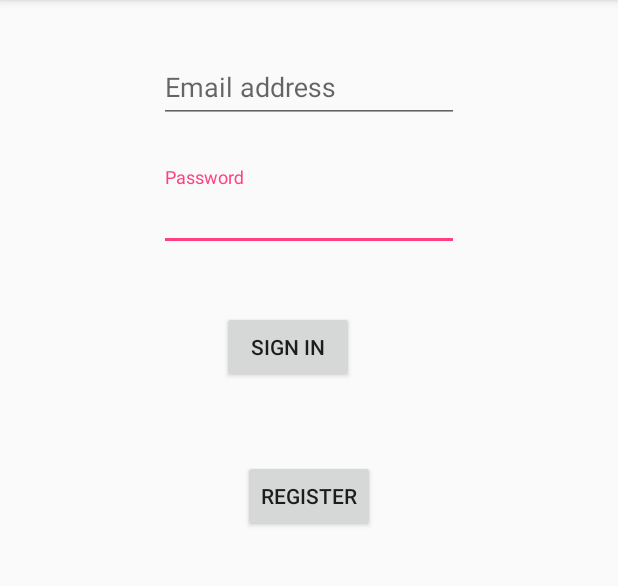
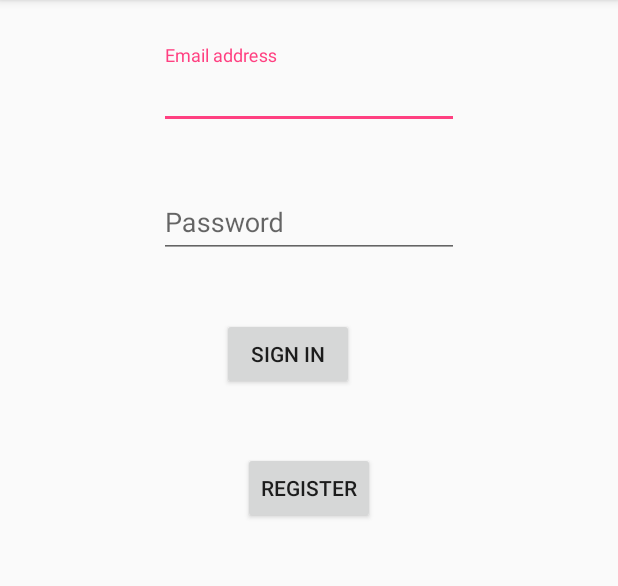
Before and after one commit to madziakaczynska/LoginRegisterDataBinding, an Android app: the screen it shows after launch (LoginActivity), on a phone screen of 412 x 824 dp, the part 84-670 px from its top. Run offline under Robolectric (Android 15) with nearby library versions, the phone set to English and light mode, and no system bars; our stand-ins replace data binding; 3 statements that could not run were skipped.

```diff
--- a/app/build.gradle
+++ b/app/build.gradle
@@ -4,7 +4,7 @@ android {
     compileSdkVersion 25
     buildToolsVersion "25.0.3"
     defaultConfig {
-        applicationId "pro.kaczynska.training.loginregisterdatabindingactivity"
+        applicationId "pro.kaczynska.training.loginregisterdatabinding"
         minSdkVersion 19
         targetSdkVersion 25
         versionCode 1
@@ -29,5 +29,6 @@ dependencies {
     })
     compile 'com.android.support:appcompat-v7:25.3.1'
     compile 'com.android.support.constraint:constraint-layout:1.0.2'
+    compile 'com.android.support:design:25.3.1'
     testCompile 'junit:junit:4.12'
 }
--- a/app/src/main/AndroidManifest.xml
+++ b/app/src/main/AndroidManifest.xml
@@ -1,6 +1,6 @@
 <?xml version="1.0" encoding="utf-8"?>
 <manifest xmlns:android="http://schemas.android.com/apk/res/android"
-    package="pro.kaczynska.training.loginregisterdatabindingactivity">
+    package="pro.kaczynska.training.loginregisterdatabinding">
 
     <application
         android:allowBackup="true"
@@ -15,7 +15,6 @@
                 <category android:name="android.intent.category.LAUNCHER" />
             </intent-filter>
         </activity>
-        <activity android:name=".views.BaseActivity" />
     </application>
 
 </manifest>
--- a/app/src/main/java/pro/kaczynska/training/loginregisterdatabindingactivity/models/User.java
+++ b/app/src/main/java/pro/kaczynska/training/loginregisterdatabinding/models/User.java
@@ -1,7 +1,10 @@
-package pro.kaczynska.training.loginregisterdatabindingactivity.models;
+package pro.kaczynska.training.loginregisterdatabinding.models;
 
+import android.content.res.Resources;
 import android.databinding.BaseObservable;
 import android.databinding.Bindable;
+
+import pro.kaczynska.training.loginregisterdatabinding.R;
 
 /**
  * Created by Pavone on 04.06.2017.
@@ -10,6 +13,11 @@ import android.databinding.Bindable;
 public class User extends BaseObservable {
     private String email;
     private String password;
+
+    public User(Resources resources) {
+        email = resources.getString(R.string.email_value);
+        password = resources.getString(R.string.password_value);
+    }
 
     @Bindable
     public String getEmail() {
@@ -20,14 +28,4 @@ public class User extends BaseObservable {
     public String getPassword() {
         return password;
     }
-
-    @Bindable
-    public void setEmail(String email) {
-        this.email = email;
-    }
-
-    @Bindable
-    public void setPassword(String password) {
-        this.password = password;
-    }
 }
--- /dev/null
+++ b/app/src/main/java/pro/kaczynska/training/loginregisterdatabinding/viewModels/LoginViewModel.java
@@ -0,0 +1,127 @@
+package pro.kaczynska.training.loginregisterdatabinding.viewModels;
+
+import android.content.Context;
+import android.databinding.BaseObservable;
+import android.databinding.Bindable;
+import android.databinding.BindingAdapter;
+import android.support.annotation.NonNull;
+import android.support.design.widget.TextInputLayout;
+import android.text.TextUtils;
+import android.text.TextWatcher;
+import android.util.Patterns;
+
+import java.util.regex.Pattern;
+
+
+import pro.kaczynska.training.loginregisterdatabinding.BR;
+import pro.kaczynska.training.loginregisterdatabinding.R;
+import pro.kaczynska.training.loginregisterdatabinding.adapters.SimpleTextWatcher;
+import pro.kaczynska.training.loginregisterdatabinding.models.User;
+
+public class LoginViewModel extends BaseObservable {
+    private String email;
+    private String password;
+    private Context context;
+    private String errorEmailMessage;
+    private boolean errorEmailEnabled;
+    private static final String EMPTY_STRING = "";
+    private User user;
+
+
+    public LoginViewModel(Context context) {
+        this.context = context;
+        user = new User(context.getResources());
+    }
+
+    @Bindable
+    public TextWatcher getOnUsernameChanged() {
+        return new SimpleTextWatcher() {
+            @Override
+            public void onTextChanged(@NonNull String newValue) {
+                String emailString = newValue.trim();
+                boolean isEmailValid = isEmailValid(emailString);
+
+                setErrorEmailMessage(EMPTY_STRING);
+                setErrorEmailEnabled(false);
+                if (!isEmailValid) {
+                    setErrorEmailMessage(context.getResources().getString(R.string.error_message));
+                    setErrorEmailEnabled(true);
+                    return;
+                }
+                boolean accountExists = accountExists(emailString);
+                boolean isChanged = (user.getEmail() != null) && !(emailString.equals(user.getEmail()));
+                if (!accountExists && isChanged) {
+                    setEmail(emailString);
+                }
+            }
+        };
+    }
+
+    @Bindable
+    public String getEmail() {
+        return email;
+    }
+
+    @Bindable
+    public String getPassword() {
+        return password;
+    }
+
+    public void setEmail(String email) {
+        this.email = email;
+        notifyPropertyChanged(BR.email);
+
+    }
+
+    public void setPassword(String password) {
+        this.password = password;
+        notifyPropertyChanged(BR.password);
+    }
+
+    @Bindable
+    public String getErrorEmailMessage() {
+        return errorEmailMessage;
+    }
+
+    @Bindable
+    public void setErrorEmailMessage(String errorMessage) {
+        errorEmailMessage = errorMessage;
+        notifyPropertyChanged(BR.errorEmailMessage);
+    }
+    @Bindable
+    public boolean getErrorEmailEnabled() {
+        return errorEmailEnabled;
+    }
+    @Bindable
+    public void setErrorEmailEnabled(boolean isEnabled) {
+        errorEmailEnabled = isEnabled;
+    }
+
+    private boolean isNullOrEmpty(String string) {
+        return string == null || string.isEmpty();
+    }
+
+    private boolean isEmailValid(String emailString) {
+        return !isNullOrEmpty(emailString) && Patterns.EMAIL_ADDRESS.matcher(emailString).matches();
+    }
+
+    private boolean accountExists(String emailString) {
+        return user.getEmail().equals(emailString);
+    }
+
+    public boolean isValidPassword(String s) {
+        final String PASSWORD_PATTERN = context.getResources().getString(R.string.password_pattern);
+        Pattern pattern = Pattern.compile(PASSWORD_PATTERN);
+        return !TextUtils.isEmpty(s) && pattern.matcher(s).matches();
+    }
+
+    @BindingAdapter("android:errorEmailEnabled")
+    public static void setErrorEnabled(TextInputLayout layout, boolean isEnabled) {
+        layout.setErrorEnabled(isEnabled);
+    }
+
+    @BindingAdapter("android:errorMessage")
+    public static void setError(TextInputLayout layout, String message) {
+        layout.setError(message);
+    }
+}
--- /dev/null
+++ b/app/src/main/java/pro/kaczynska/training/loginregisterdatabinding/views/LoginActivity.java
@@ -0,0 +1,23 @@
+package pro.kaczynska.training.loginregisterdatabinding.views;
+
+import android.databinding.DataBindingUtil;
+import android.os.Bundle;
+import android.support.v7.app.AppCompatActivity;
+
+import pro.kaczynska.training.loginregisterdatabinding.R;
+import pro.kaczynska.training.loginregisterdatabinding.databinding.ActivityLoginBinding;
+import pro.kaczynska.training.loginregisterdatabinding.viewModels.LoginViewModel;
+
+
+public class LoginActivity extends AppCompatActivity {
+
+    @Override
+    protected void onCreate(Bundle savedInstanceState) {
+        super.onCreate(savedInstanceState);
+
+        ActivityLoginBinding loginBinding = DataBindingUtil.setContentView(this, R.layout.activity_login);
+        LoginViewModel loginViewModel = new LoginViewModel(this);
+        loginBinding.setLoginViewModel(loginViewModel);
+
+    }
+}
--- a/app/src/main/java/pro/kaczynska/training/loginregisterdatabindingactivity/views/LoginActivity.java
+++ /dev/null
@@ -1,19 +0,0 @@
-package pro.kaczynska.training.loginregisterdatabindingactivity.views;
-
-import android.databinding.DataBindingUtil;
-import android.support.v7.app.AppCompatActivity;
-import android.os.Bundle;
-
-import pro.kaczynska.training.loginregisterdatabindingactivity.R;
-import pro.kaczynska.training.loginregisterdatabindingactivity.databinding.ActivityLoginBinding;
-
-
-public class LoginActivity extends AppCompatActivity {
-
-    @Override
-    protected void onCreate(Bundle savedInstanceState) {
-        super.onCreate(savedInstanceState);
-        ActivityLoginBinding binding = DataBindingUtil.setContentView(this, R.layout.activity_login);
-
-    }
-}
--- a/app/src/main/res/layout/activity_login.xml
+++ b/app/src/main/res/layout/activity_login.xml
@@ -1,18 +1,19 @@
 <?xml version="1.0" encoding="utf-8"?>
-<layout xmlns:android="http://schemas.android.com/apk/res/android">
+<layout xmlns:tools="http://schemas.android.com/tools"
+    xmlns:app="http://schemas.android.com/apk/res-auto"
+    xmlns:android="http://schemas.android.com/apk/res/android">
 
     <data>
+        <import type="pro.kaczynska.training.loginregisterdatabinding.viewModels.LoginViewModel" />
         <variable
-            name="user"
-            type="pro.kaczynska.training.loginregisterdatabindingactivity.models.User" />
+            name="loginViewModel"
+            type="pro.kaczynska.training.loginregisterdatabinding.viewModels.LoginViewModel" />
     </data>
 
     <android.support.constraint.ConstraintLayout
-        xmlns:app="http://schemas.android.com/apk/res-auto"
-        xmlns:tools="http://schemas.android.com/tools"
         android:layout_width="match_parent"
         android:layout_height="match_parent"
-        tools:context="pro.kaczynska.training.loginregisterdatabindingactivity.views.LoginActivity"
+        tools:context="pro.kaczynska.training.loginregisterdatabinding.views.LoginActivity"
         tools:layout_editor_absoluteX="0dp"
         tools:layout_editor_absoluteY="81dp">
 
@@ -35,38 +36,15 @@
             android:id="@+id/register_button"
             android:layout_width="wrap_content"
             android:layout_height="wrap_content"
-            android:layout_marginBottom="8dp"
             android:layout_marginEnd="8dp"
+            android:layout_marginStart="8dp"
+            android:text="@string/register_button_text"
+            android:layout_marginTop="41dp"
+            app:layout_constraintTop_toBottomOf="@+id/sign_in_button"
             android:layout_marginLeft="8dp"
+            app:layout_constraintLeft_toLeftOf="parent"
             android:layout_marginRight="8dp"
-            android:layout_marginStart="8dp"
-            android:layout_marginTop="27dp"
-            android:text="@string/register_button_text"
-            app:layout_constraintBottom_toBottomOf="parent"
-            app:layout_constraintLeft_toLeftOf="parent"
-            app:layout_constraintRight_toRightOf="parent"
-            app:layout_constraintTop_toBottomOf="@+id/sign_in_button"
-            app:layout_constraintVertical_bias="0.056" />
-
-        <android.support.design.widget.TextInputLayout
-            android:id="@+id/login_password_layout"
-            android:layout_width="200dp"
-            android:layout_height="wrap_content"
-            android:layout_marginLeft="8dp"
-            android:layout_marginRight="8dp"
-            android:layout_marginTop="29dp"
-            app:layout_constraintLeft_toLeftOf="parent"
-            app:layout_constraintRight_toRightOf="parent"
-            app:layout_constraintTop_toBottomOf="@+id/login_email_layout">
-
-            <EditText
-                android:id="@+id/login_password"
-                android:layout_width="match_parent"
-                android:layout_height="wrap_content"
-                android:hint="@string/password_hint"
-                android:inputType="numberPassword"
-                android:text="@={user.password}" />
-        </android.support.design.widget.TextInputLayout>
+            app:layout_constraintRight_toRightOf="parent" />
 
         <android.support.design.widget.TextInputLayout
             android:id="@+id/login_email_layout"
@@ -74,7 +52,9 @@
             android:layout_height="wrap_content"
             android:layout_marginLeft="8dp"
             android:layout_marginRight="8dp"
-            android:layout_marginTop="26dp"
+            android:layout_marginTop="30dp"
+            android:errorEmailEnabled="@{loginViewModel.errorEmailEnabled}"
+            android:errorMessage="@{loginViewModel.errorEmailMessage}"
             app:layout_constraintLeft_toLeftOf="parent"
             app:layout_constraintRight_toRightOf="parent"
             app:layout_constraintTop_toTopOf="parent">
@@ -85,9 +65,29 @@
                 android:layout_height="wrap_content"
                 android:hint="@string/email_hint"
                 android:inputType="textEmailAddress"
-                android:text="@={user.email}" />
+                android:text="@{loginViewModel.email}"
+                android:addTextChangedListener="@{loginViewModel.onUsernameChanged}" />
         </android.support.design.widget.TextInputLayout>
 
+        <android.support.design.widget.TextInputLayout
+            android:id="@+id/login_password_layout"
+            android:layout_width="200dp"
+            android:layout_height="wrap_content"
+            android:layout_marginLeft="8dp"
+            android:layout_marginRight="8dp"
+            android:layout_marginTop="30dp"
+            app:layout_constraintLeft_toLeftOf="parent"
+            app:layout_constraintRight_toRightOf="parent"
+            app:layout_constraintTop_toBottomOf="@id/login_email_layout">
+
+            <EditText
+                android:id="@+id/login_password"
+                android:layout_width="match_parent"
+                android:layout_height="wrap_content"
+                android:hint="@string/password_hint"
+                android:inputType="numberPassword"
+                android:text="@{loginViewModel.password}" />
+        </android.support.design.widget.TextInputLayout>
 
     </android.support.constraint.ConstraintLayout>
 </layout>
--- /dev/null
+++ b/app/src/main/res/values/dimens.xml
@@ -0,0 +1,3 @@
+<resources>
+    <dimen name="fab_margin">16dp</dimen>
+</resources>
--- a/app/src/main/res/values/strings.xml
+++ b/app/src/main/res/values/strings.xml
@@ -4,4 +4,9 @@
     <string name="password_hint">Password</string>
     <string name="sign_in_button_text">Sign In</string>
     <string name="register_button_text">Register</string>
+    <string name="title_activity_main">MainActivity</string>
+    <string name="email_value">mky@test.pl</string>
+    <string name="password_value">mky</string>
+    <string name="password_pattern">[a-zA-Z0-9\\!\\@\\#\\$]{8,24}</string>
+    <string name="error_message">Invalid email</string>
 </resources>
```
Also changed, not shown: app/src/main/java/pro/kaczynska/training/loginregisterdatabinding/adapters/SimpleTextWatcher.java (added, +22 -0 lines), app/src/main/java/pro/kaczynska/training/loginregisterdatabindingactivity/viewModels/LoginViewModel.java (deleted, +0 -18 lines), app/src/main/java/pro/kaczynska/training/loginregisterdatabindingactivity/views/BaseActivity.java (deleted, +0 -19 lines), app/src/main/res/layout/activity_base.xml (deleted, +0 -15 lines), app/src/main/res/values/styles.xml (+9 -0 lines), 4 other files.
